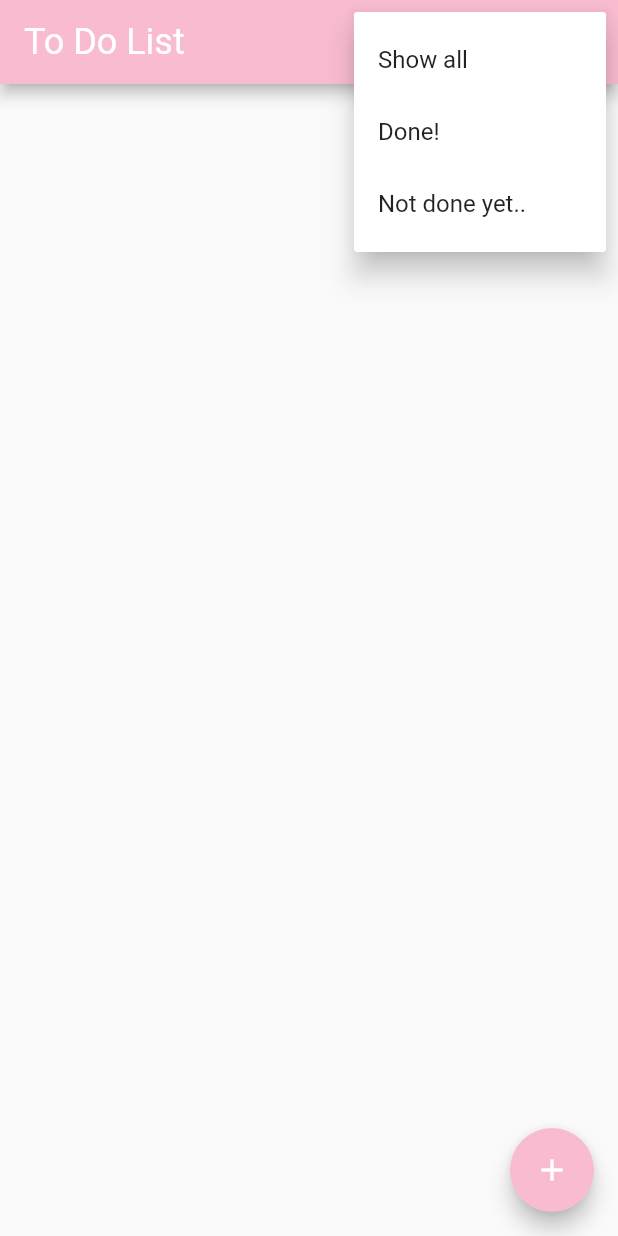
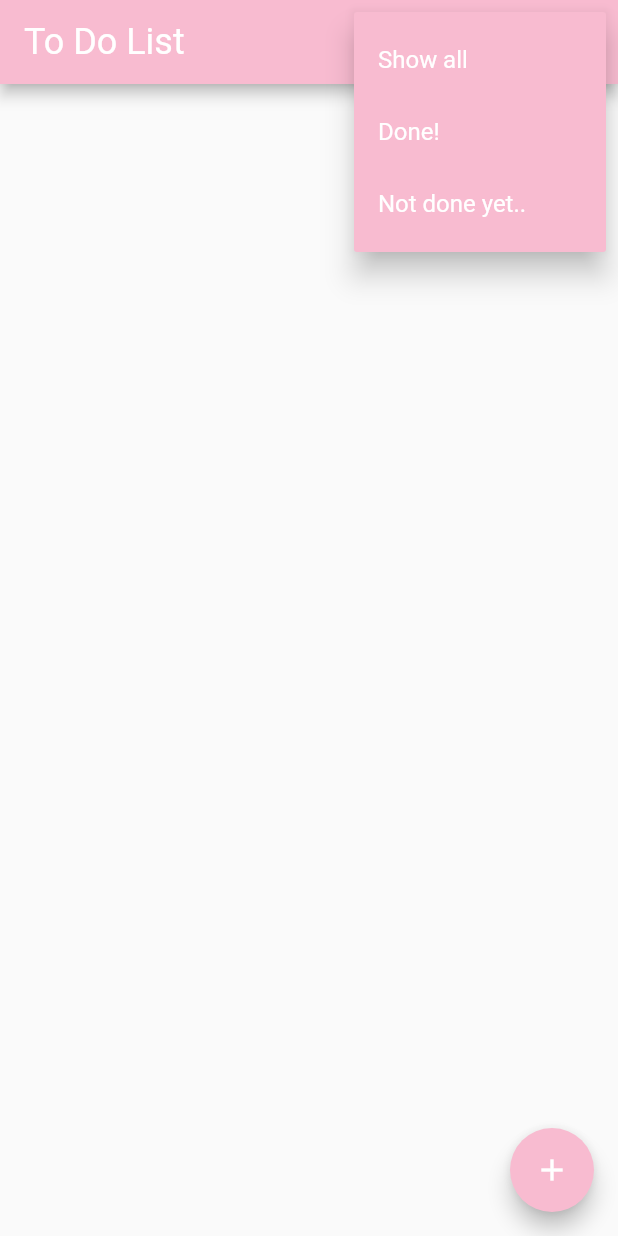
Before and after one commit to gu-tig169-ht21/gusfasag, a Flutter app: the screen it shows after launch, after a tap on the "menu" icon, on a phone screen of 412 x 824 dp. Run offline on Flutter 3.47's test engine with Material 2 defaults, Android fonts, the phone set to English and light mode, and no system bars; Roboto replaces fonts that are missing (Helvetica).

Commit message:
bytte färg på menyn

```diff
--- a/lib/home_view.dart
+++ b/lib/home_view.dart
@@ -15,15 +15,30 @@ class HomeView extends StatelessWidget {
         backgroundColor: Colors.pink[100],
         actions: [
           PopupMenuButton<int>(
+              color: Colors.pink[100],
               icon: const Icon(Icons.menu, color: Colors.white),
               onSelected: (value) {
                 Provider.of<MyState>(context, listen: false).filter(value);
               },
               itemBuilder: (context) => [
-                    const PopupMenuItem(child: Text('Show all'), value: 0),
-                    const PopupMenuItem(child: Text('Done!'), value: 1),
                     const PopupMenuItem(
-                        child: Text('Not done yet..'), value: 2),
+                        child: Text(
+                          'Show all',
+                          textAlign: TextAlign.right,
+                        ),
+                        textStyle:
+                            TextStyle(color: Colors.white, fontSize: 16.0),
+                        value: 0),
+                    const PopupMenuItem(
+                        child: Text('Done!'),
+                        textStyle:
+                            TextStyle(color: Colors.white, fontSize: 16.0),
+                        value: 1),
+                    const PopupMenuItem(
+                        child: Text('Not done yet..'),
+                        textStyle:
+                            TextStyle(color: Colors.white, fontSize: 16.0),
+                        value: 2),
                   ]),
         ],
       ),
--- a/lib/list.dart
+++ b/lib/list.dart
@@ -27,9 +27,7 @@ class ToDoList extends StatelessWidget {
           onPressed: () {
             Provider.of<MyState>(context, listen: false).deleteItem(todo);
           },
-          icon: const Icon(
-            Icons.delete,
-          ),
+          icon: const Icon(Icons.delete, color: Colors.black38),
         ),
       ),
     );
```
Also changed, not shown: pubspec.lock.
